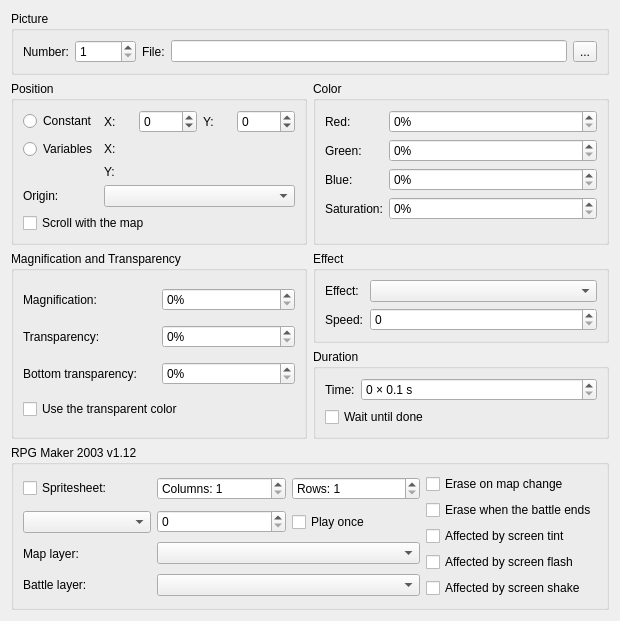
lautarodragan/EasyRPGEditor, file src/ui/commands/picture_widget.ui: the form before one commit.
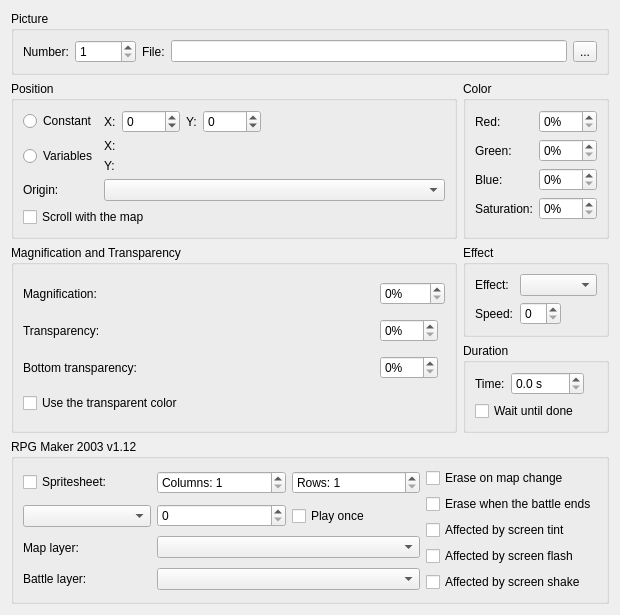
The form after the commit. Custom widgets are drawn as their Qt base class.

Commit message: Tidy the picture editor layout and edit the duration in seconds.

Diff of the .ui file:
```diff
--- a/src/ui/commands/picture_widget.ui
+++ b/src/ui/commands/picture_widget.ui
@@ -47,49 +47,61 @@
        <widget class="QRadioButton" name="radioConstant"><property name="text"><string>Constant</string></property></widget>
       </item>
       <item row="0" column="1">
+       <layout class="QHBoxLayout" name="layoutConstant">
+        <item>
        <widget class="QLabel" name="labelX"><property name="text"><string>X:</string></property></widget>
       </item>
-      <item row="0" column="2">
+        <item>
        <widget class="RpgSpinBox" name="spinX">
+        <property name="sizePolicy"><sizepolicy hsizetype="Fixed" vsizetype="Fixed"><horstretch>0</horstretch><verstretch>0</verstretch></sizepolicy></property>
         <property name="minimum"><number>-9999</number></property>
         <property name="maximum"><number>9999</number></property>
        </widget>
       </item>
-      <item row="0" column="3">
+        <item>
        <widget class="QLabel" name="labelY"><property name="text"><string>Y:</string></property></widget>
       </item>
-      <item row="0" column="4">
+        <item>
        <widget class="RpgSpinBox" name="spinY">
+        <property name="sizePolicy"><sizepolicy hsizetype="Fixed" vsizetype="Fixed"><horstretch>0</horstretch><verstretch>0</verstretch></sizepolicy></property>
         <property name="minimum"><number>-9999</number></property>
         <property name="maximum"><number>9999</number></property>
        </widget>
+        </item>
+        <item>
+         <spacer name="spacerConstant">
+          <property name="orientation"><enum>Qt::Horizontal</enum></property>
+          <property name="sizeHint" stdset="0"><size><width>0</width><height>20</height></size></property>
+         </spacer>
+        </item>
+       </layout>
       </item>
       <item row="1" column="0">
        <widget class="QRadioButton" name="radioVariable"><property name="text"><string>Variables</string></property></widget>
       </item>
       <item row="1" column="1">
+       <layout class="QFormLayout" name="layoutVariables">
+        <item row="0" column="0">
        <widget class="QLabel" name="labelVarX"><property name="text"><string>X:</string></property></widget>
       </item>
-      <item row="1" column="2" colspan="3">
-       <widget class="VariableRpgComboBox" name="comboVarX"/>
-      </item>
-      <item row="2" column="1">
+        <item row="0" column="1"><widget class="VariableRpgComboBox" name="comboVarX"/></item>
+        <item row="1" column="0">
        <widget class="QLabel" name="labelVarY"><property name="text"><string>Y:</string></property></widget>
       </item>
-      <item row="2" column="2" colspan="3">
-       <widget class="VariableRpgComboBox" name="comboVarY"/>
+        <item row="1" column="1"><widget class="VariableRpgComboBox" name="comboVarY"/></item>
+       </layout>
       </item>
-      <item row="3" column="0">
+      <item row="2" column="0">
        <widget class="QLabel" name="labelOrigin">
         <property name="text"><string>Origin:</string></property>
        </widget>
       </item>
-      <item row="3" column="1" colspan="4">
+      <item row="2" column="1">
        <widget class="QComboBox" name="comboOrigin">
         <property name="toolTip"><string>Point of the picture placed at the position (Maniac Patch)</string></property>
        </widget>
       </item>
-      <item row="4" column="0" colspan="5">
+      <item row="3" column="0" colspan="2">
        <widget class="QCheckBox" name="checkScroll">
         <property name="text"><string>Scroll with the map</string></property>
        </widget>
@@ -149,6 +161,7 @@
       </item>
       <item row="0" column="1">
        <widget class="RpgSpinBox" name="spinMagnify">
+        <property name="sizePolicy"><sizepolicy hsizetype="Fixed" vsizetype="Fixed"><horstretch>0</horstretch><verstretch>0</verstretch></sizepolicy></property>
         <property name="suffix"><string>%</string></property>
         <property name="maximum"><number>2000</number></property>
        </widget>
@@ -158,6 +171,7 @@
       </item>
       <item row="1" column="1">
        <widget class="RpgSpinBox" name="spinTop">
+        <property name="sizePolicy"><sizepolicy hsizetype="Fixed" vsizetype="Fixed"><horstretch>0</horstretch><verstretch>0</verstretch></sizepolicy></property>
         <property name="suffix"><string>%</string></property>
         <property name="maximum"><number>100</number></property>
        </widget>
@@ -167,6 +181,7 @@
       </item>
       <item row="2" column="1">
        <widget class="RpgSpinBox" name="spinBottom">
+        <property name="sizePolicy"><sizepolicy hsizetype="Fixed" vsizetype="Fixed"><horstretch>0</horstretch><verstretch>0</verstretch></sizepolicy></property>
         <property name="suffix"><string>%</string></property>
         <property name="maximum"><number>100</number></property>
        </widget>
@@ -194,6 +209,7 @@
         </item>
         <item row="1" column="1">
          <widget class="RpgSpinBox" name="spinPower">
+        <property name="sizePolicy"><sizepolicy hsizetype="Fixed" vsizetype="Fixed"><horstretch>0</horstretch><verstretch>0</verstretch></sizepolicy></property>
           <property name="maximum"><number>10</number></property>
          </widget>
         </item>
@@ -208,9 +224,12 @@
          <widget class="QLabel" name="labelDuration"><property name="text"><string>Time:</string></property></widget>
         </item>
         <item row="0" column="1">
-         <widget class="RpgSpinBox" name="spinDuration">
-          <property name="suffix"><string> × 0.1 s</string></property>
-          <property name="maximum"><number>10000</number></property>
+         <widget class="QDoubleSpinBox" name="spinDuration">
+          <property name="sizePolicy"><sizepolicy hsizetype="Fixed" vsizetype="Fixed"><horstretch>0</horstretch><verstretch>0</verstretch></sizepolicy></property>
+          <property name="suffix"><string> s</string></property>
+          <property name="decimals"><number>1</number></property>
+          <property name="maximum"><double>1000.0</double></property>
+          <property name="singleStep"><double>0.1</double></property>
          </widget>
         </item>
         <item row="1" column="0" colspan="2">
```
Left out of the diff: 1 changed line with no effect on the pictures. Lines whose indentation alone changed are shown as unchanged. The commit also changes 2 other files.
